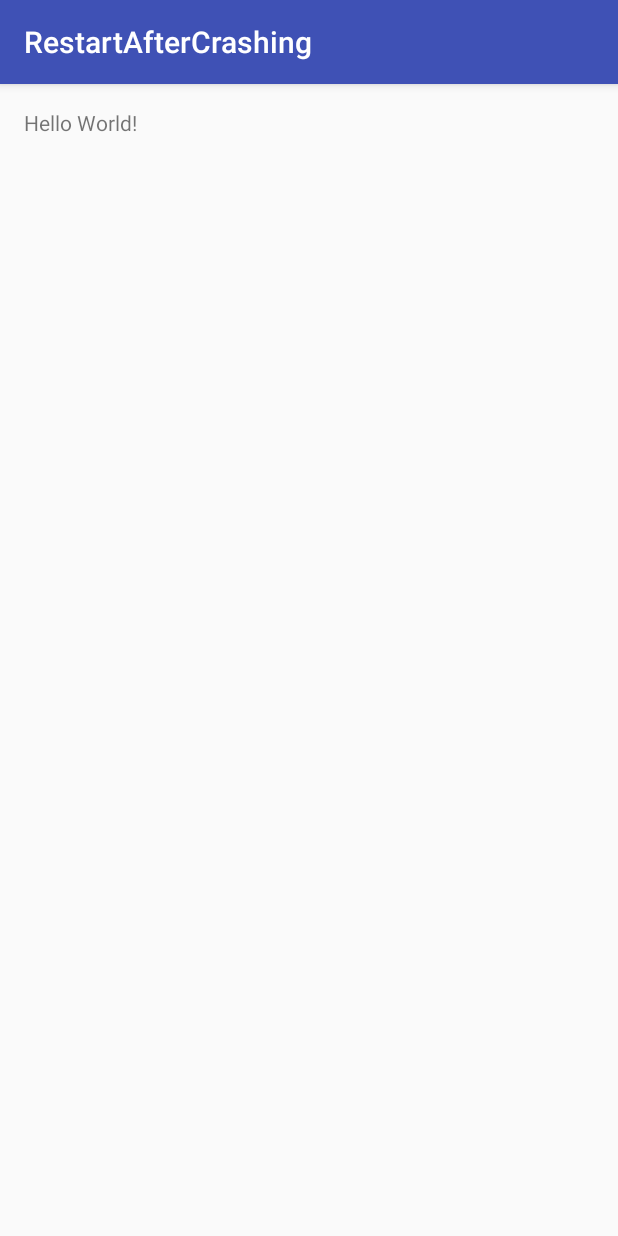
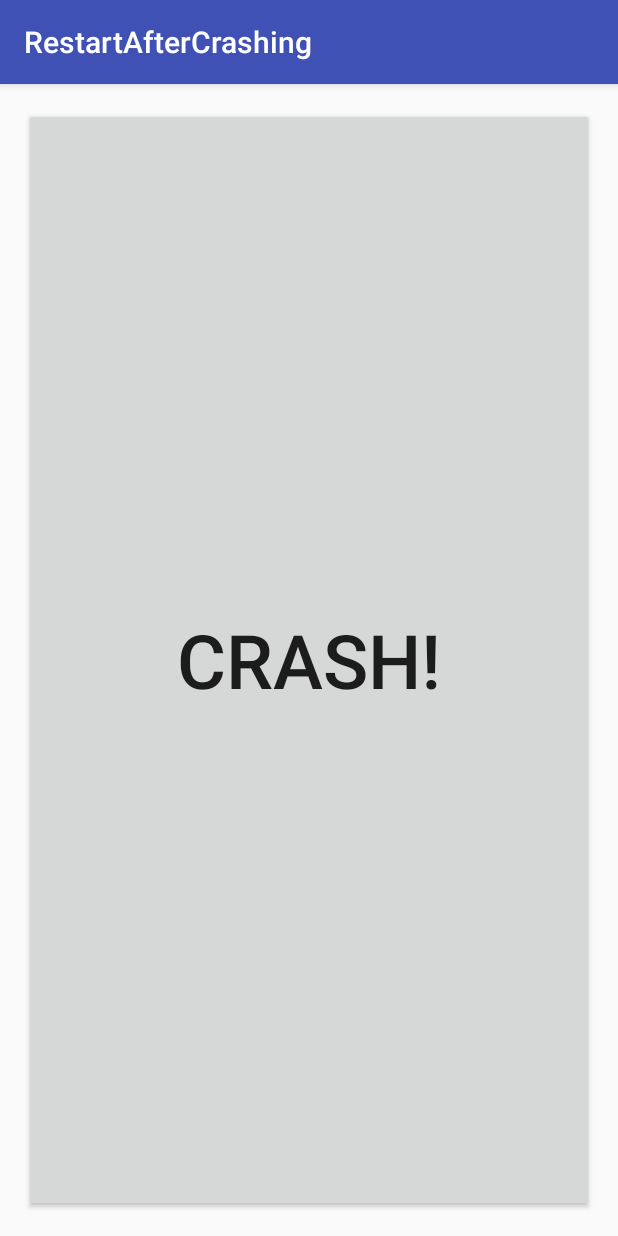
Before and after one commit to jiahaoliuliu/RestartAfterCrash, an Android app: the screen it shows after launch (MainActivity), on a phone screen of 412 x 824 dp. Run offline under Robolectric (Android 15) with nearby library versions, the phone set to English and light mode, and no system bars.

Commit message:
Created the button which crashes the app

```diff
--- a/app/src/main/java/com/jiahaoliuliu/restartaftercrashing/MainActivity.java
+++ b/app/src/main/java/com/jiahaoliuliu/restartaftercrashing/MainActivity.java
@@ -2,12 +2,24 @@ package com.jiahaoliuliu.restartaftercrashing;
 
 import android.support.v7.app.AppCompatActivity;
 import android.os.Bundle;
+import android.view.View;
 
 public class MainActivity extends AppCompatActivity {
+
+    private String crashThisApp;
 
     @Override
     protected void onCreate(Bundle savedInstanceState) {
         super.onCreate(savedInstanceState);
         setContentView(R.layout.activity_main);
     }
+
+    /**
+     * Method used to crash the app
+     * @param view
+     */
+    public void crash(View view) {
+        // Launch null pointer exception
+        crashThisApp.charAt(0);
+    }
 }
--- a/app/src/main/res/layout/activity_main.xml
+++ b/app/src/main/res/layout/activity_main.xml
@@ -1,17 +1,15 @@
 <?xml version="1.0" encoding="utf-8"?>
-<RelativeLayout xmlns:android="http://schemas.android.com/apk/res/android"
+<Button xmlns:android="http://schemas.android.com/apk/res/android"
     xmlns:tools="http://schemas.android.com/tools"
     android:id="@+id/activity_main"
     android:layout_width="match_parent"
     android:layout_height="match_parent"
-    android:paddingBottom="@dimen/activity_vertical_margin"
-    android:paddingLeft="@dimen/activity_horizontal_margin"
-    android:paddingRight="@dimen/activity_horizontal_margin"
-    android:paddingTop="@dimen/activity_vertical_margin"
-    tools:context="com.jiahaoliuliu.restartaftercrashing.MainActivity">
-
-    <TextView
-        android:layout_width="wrap_content"
-        android:layout_height="wrap_content"
-        android:text="Hello World!" />
-</RelativeLayout>
+    android:layout_marginBottom="@dimen/activity_vertical_margin"
+    android:layout_marginLeft="@dimen/activity_horizontal_margin"
+    android:layout_marginRight="@dimen/activity_horizontal_margin"
+    android:layout_marginTop="@dimen/activity_vertical_margin"
+    tools:context="com.jiahaoliuliu.restartaftercrashing.MainActivity"
+    android:text="@string/crash"
+    android:textSize="50sp"
+    android:onClick="crash"
+    />
--- a/app/src/main/res/values/strings.xml
+++ b/app/src/main/res/values/strings.xml
@@ -1,3 +1,4 @@
 <resources>
     <string name="app_name">RestartAfterCrashing</string>
+    <string name="crash">Crash!</string>
 </resources>
```
